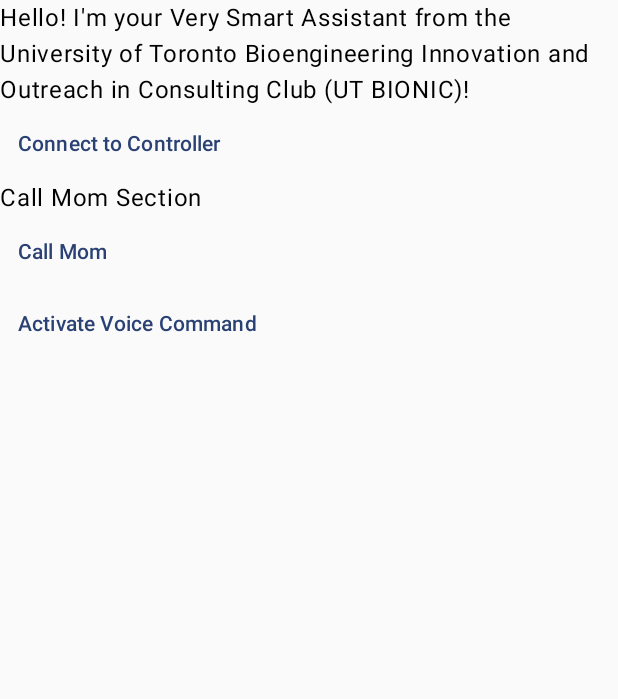
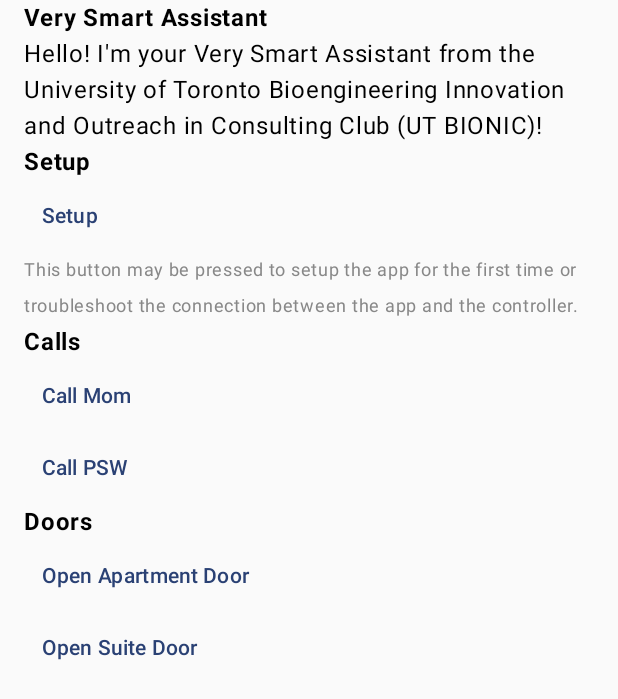
Before and after one commit to leoduan0/ut-bionic-very-smart-assistant, an Android app built with Jetpack Compose: the screen it shows after launch (MainActivity), after a tap on "Call Mom", on a phone screen of 412 x 824 dp. Shown: the top 699 px of the screen. Run offline under Robolectric (Android 15) with nearby library versions, the phone set to English and light mode, and no system bars.

Commit message:
MainActivity.kt: clean up code

```diff
--- a/app/src/main/java/com/example/verysmartassistant/MainActivity.kt
+++ b/app/src/main/java/com/example/verysmartassistant/MainActivity.kt
@@ -2,31 +2,36 @@
 
 import android.Manifest
 import android.content.Intent
-import android.net.Uri
 import android.os.Bundle
 import androidx.activity.ComponentActivity
 import androidx.activity.compose.setContent
 import androidx.activity.enableEdgeToEdge
+import androidx.compose.foundation.layout.Column
 import androidx.compose.foundation.layout.fillMaxSize
 import androidx.compose.foundation.layout.padding
-import androidx.compose.foundation.layout.Column
-import androidx.compose.material3.Scaffold
 import androidx.compose.material3.Text
 import androidx.compose.material3.TextButton
 import androidx.compose.runtime.Composable
+import androidx.compose.ui.graphics.Color
 import androidx.compose.ui.Modifier
-import androidx.compose.ui.platform.LocalContext
+import androidx.compose.ui.unit.dp
+import androidx.compose.ui.unit.sp
+import androidx.core.net.toUri
 import com.example.verysmartassistant.ui.theme.VerySmartAssistantTheme
 import android.speech.RecognizerIntent
 import android.app.Activity
 import android.content.pm.PackageManager
 import androidx.activity.result.contract.ActivityResultContracts
+import androidx.compose.foundation.layout.systemBarsPadding
+import androidx.compose.ui.text.font.FontWeight
 import androidx.core.app.ActivityCompat
 import androidx.core.content.ContextCompat
 import java.util.Locale
 
+private const val MOM_PHONE_NUMBER = "1234567890"
+private const val PSW_PHONE_NUMBER = "1234567890"
+
 class MainActivity : ComponentActivity() {
-
     private val speechRecognizerLauncher = registerForActivityResult(
         ActivityResultContracts.StartActivityForResult()
     ) { result ->
@@ -35,7 +40,7 @@
             val command = matches?.firstOrNull()?.lowercase(Locale.ROOT)
             if (command != null) {
                 when {
-                    "call mom" in command -> callMom()
+                    "call mom" in command -> call(MOM_PHONE_NUMBER)
                 }
             }
         }
@@ -47,65 +52,100 @@
         setContent {
             VerySmartAssistantTheme {
                 Home(
+                    modifier = Modifier
+                        .fillMaxSize()
+                        .systemBarsPadding()
+                        .padding(horizontal = 16.dp),
+                    onSetup = { setup() },
+                    onCallMom = { call(MOM_PHONE_NUMBER) },
+                    onCallPSW = { call(PSW_PHONE_NUMBER) },
+                    onOpenApartmentDoor = { openDoor("apartment") },
+                    onOpenSuiteDoor = { openDoor("suite") },
                     onVoiceCommand = { startVoiceRecognition() },
-                    onCallMom = { callMom() }
                 )
             }
         }
     }
 
+    private fun setup() {
+        // connects to ESP32
+    }
+
+    private fun call(phoneNumber: String) {
+        val intent = Intent(Intent.ACTION_CALL).apply {
+            data = ("tel:$phoneNumber").toUri()
+        }
+
+        if (ContextCompat.checkSelfPermission(
+                this, Manifest.permission.CALL_PHONE
+            ) == PackageManager.PERMISSION_GRANTED
+        ) {
+            startActivity(intent)
+        } else {
+            ActivityCompat.requestPermissions(this, arrayOf(Manifest.permission.CALL_PHONE), 1)
+        }
+    }
+
+    private fun openDoor(target: String) {
+        when (target) {
+            "apartment" -> openApartmentDoor()
+            "suite" -> openSuiteDoor()
+            else -> print("Invalid target")
+        }
+    }
+
+    private fun openApartmentDoor() {
+        // opens apartment door
+    }
+
+    private fun openSuiteDoor() {
+        // opens apartment door
+    }
+
+
     private fun startVoiceRecognition() {
         val intent = Intent(RecognizerIntent.ACTION_RECOGNIZE_SPEECH).apply {
-            putExtra(RecognizerIntent.EXTRA_LANGUAGE_MODEL, RecognizerIntent.LANGUAGE_MODEL_FREE_FORM)
+            putExtra(
+                RecognizerIntent.EXTRA_LANGUAGE_MODEL, RecognizerIntent.LANGUAGE_MODEL_FREE_FORM
+            )
             putExtra(RecognizerIntent.EXTRA_LANGUAGE, Locale.getDefault())
             putExtra(RecognizerIntent.EXTRA_PROMPT, "Say a command...")
         }
         speechRecognizerLauncher.launch(intent)
     }
-
-    private fun callMom() {
-        val intent = Intent(Intent.ACTION_CALL).apply {
-            data = Uri.parse("tel:1234567890") // Replace with mom’s actual number
-        }
-        if (ContextCompat.checkSelfPermission(this, Manifest.permission.CALL_PHONE)
-            != PackageManager.PERMISSION_GRANTED) {
-            ActivityCompat.requestPermissions(this, arrayOf(Manifest.permission.CALL_PHONE), 1)
-        } else {
-            startActivity(intent)
-        }
-
-    }
 }
 
 @Composable
-fun Home(onVoiceCommand: () -> Unit = {}, onCallMom: () -> Unit = {}) {
-    val context = LocalContext.current
-    Column {
-        Greeting()
-        ConnectivityButton(::connectToController)
-        Text("Call Mom Section")
+fun Home(
+    modifier: Modifier = Modifier,
+    onSetup: () -> Unit = {},
+    onCallMom: () -> Unit = {},
+    onCallPSW: () -> Unit = {},
+    onOpenApartmentDoor: () -> Unit = {},
+    onOpenSuiteDoor: () -> Unit = {},
+    onVoiceCommand: () -> Unit = {},
+) {
+    Column(modifier = modifier) {
+        Text("Very Smart Assistant", fontWeight = FontWeight.Bold)
+        Text(
+            text = "Hello! I'm your Very Smart Assistant from the University of Toronto Bioengineering Innovation and Outreach in Consulting Club (UT BIONIC)!",
+        )
+        Text("Setup", fontWeight = FontWeight.Bold)
+        TextButton(onClick = { onSetup() }) { Text("Setup") }
+        Text(
+            "This button may be pressed to setup the app for the first time or troubleshoot the connection between the app and the controller.",
+            fontSize = 12.sp,
+            color = Color.Gray
+        )
+        Text(
+            "Calls", fontWeight = FontWeight.Bold
+        )
         TextButton(onClick = { onCallMom() }) { Text("Call Mom") }
-        TextButton(onClick = { onVoiceCommand() }) { Text("Activate Voice Command") }
+        TextButton(onClick = { onCallPSW() }) { Text("Call PSW") }
+        Text("Doors", fontWeight = FontWeight.Bold)
+        TextButton(onClick = { onOpenApartmentDoor() }) { Text("Open Apartment Door") }
+        TextButton(onClick = { onOpenSuiteDoor() }) { Text("Open Suite Door") }
+
+        // TextButton(onClick = { onVoiceCommand() }) { Text("Activate Voice Command") }
     }
 }
-
-@Composable
-fun Greeting(modifier: Modifier = Modifier) {
-    Text(
-        text = "Hello! I'm your Very Smart Assistant from the University of Toronto Bioengineering Innovation and Outreach in Consulting Club (UT BIONIC)!",
-        modifier = modifier
-    )
-}
-
-@Composable
-fun ConnectivityButton(onClick: () -> Unit) {
-    TextButton(
-        onClick = { onClick() }
-    ) {
-        Text("Connect to Controller")
-    }
-}
-
-fun connectToController() {
-    println("This function connects the app to the controller.")
-}
```
Also changed, not shown: app/src/main/AndroidManifest.xml (+6 -3 lines).
